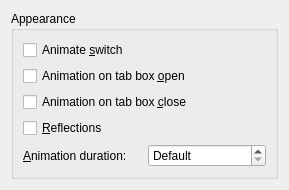
Before: the Qt Designer form effects/coverswitch_config.ui in KDE/kwin, drawn with Qt 5.
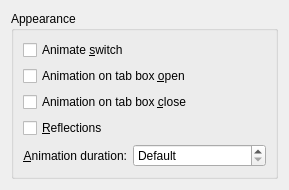
After: the same form once the commit is applied.

Commit message: Use grid layouts instead of form layouts.

```diff
--- a/effects/coverswitch_config.ui
+++ b/effects/coverswitch_config.ui
@@ -15,7 +15,7 @@
      <property name="title" >
       <string>Appearance</string>
      </property>
-     <layout class="QGridLayout" >
+     <layout class="QGridLayout" name="gridLayout" >
       <item row="0" column="0" colspan="2" >
        <widget class="QCheckBox" name="checkAnimateSwitch" >
         <property name="text" >
@@ -49,6 +49,9 @@
         <property name="text" >
          <string>&amp;Animation duration:</string>
         </property>
+        <property name="alignment" >
+         <set>Qt::AlignRight|Qt::AlignTrailing|Qt::AlignVCenter</set>
+        </property>
         <property name="buddy" >
          <cstring>spinDuration</cstring>
         </property>
@@ -56,6 +59,12 @@
       </item>
       <item row="4" column="1" >
        <widget class="QSpinBox" name="spinDuration" >
+        <property name="sizePolicy" >
+         <sizepolicy vsizetype="Fixed" hsizetype="Expanding" >
+          <horstretch>0</horstretch>
+          <verstretch>0</verstretch>
+         </sizepolicy>
+        </property>
         <property name="specialValueText" >
          <string>Default</string>
         </property>
```
The commit also changes 15 other files.
